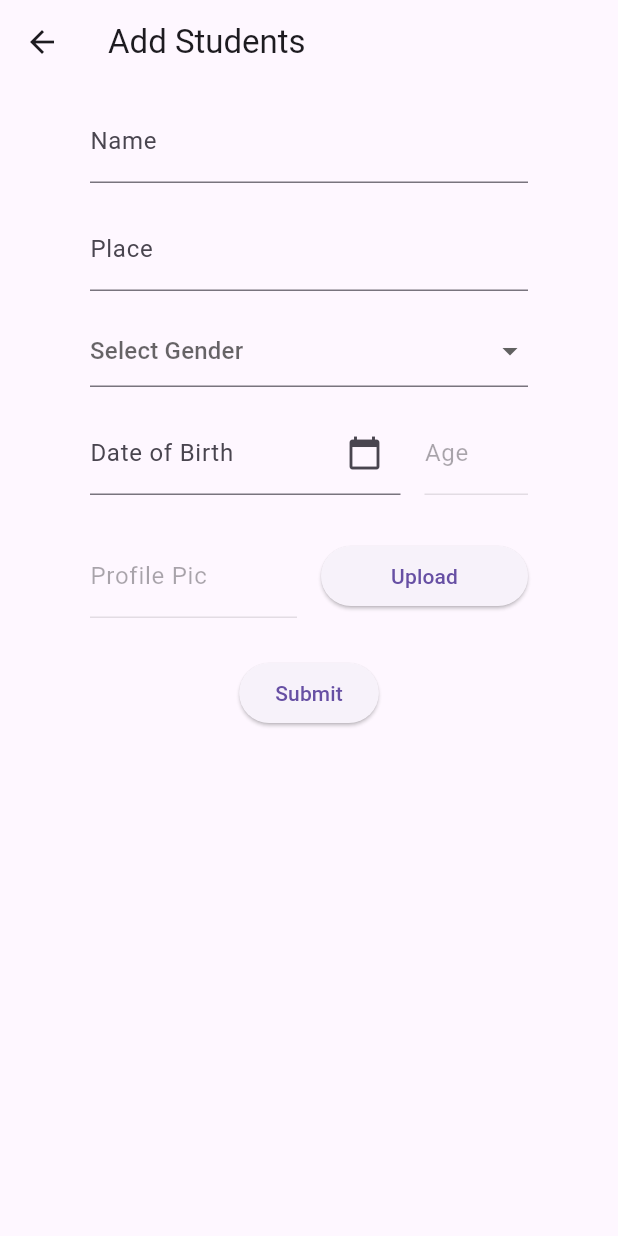
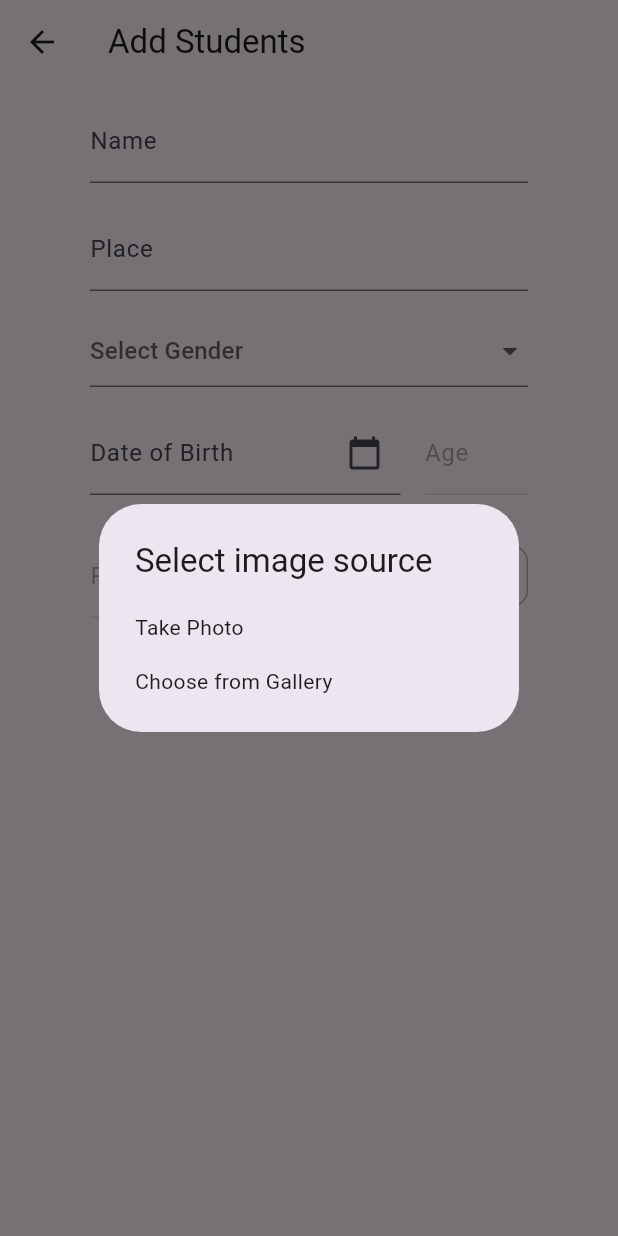
Before and after one commit to ajujacob88/flutter-sample-student-record-using-sqflite, a Flutter app: the AddStudentsScreen screen opened directly, after a tap on "Upload", on a phone screen of 412 x 824 dp. Run offline on Flutter 3.47's test engine with Material 3 defaults, Android fonts, the phone set to English and light mode, and no system bars; our stand-ins replace image_picker.

Commit message:
image upload from camera or gallery completed

```diff
--- a/lib/screens/add_students_screen.dart
+++ b/lib/screens/add_students_screen.dart
@@ -61,11 +61,48 @@ class _AddStudentsScreenState extends State<AddStudentsScreen> {
     }
   }
 
-  Future<void> _uploadImage() async {
-    print('ckeck2');
+  // Future<void> _uploadImage() async {
+
+  //   final picker = ImagePicker();
+  //   final pickedFile = await picker.pickImage(source: ImageSource.gallery);
+
+  //   if (pickedFile != null) {
+  //     setState(() {
+  //       imageController.text = pickedFile.path;
+  //     });
+  //   }
+  // }
+
+  void _showImageSourceDialog() {
+    showDialog(
+      context: context,
+      builder: (BuildContext context) {
+        return SimpleDialog(
+          title: const Text('Select image source'),
+          children: <Widget>[
+            SimpleDialogOption(
+              onPressed: () {
+                Navigator.pop(context);
+                _getImage(ImageSource.camera);
+              },
+              child: const Text('Take Photo'),
+            ),
+            SimpleDialogOption(
+              onPressed: () {
+                Navigator.pop(context);
+                _getImage(ImageSource.gallery);
+              },
+              child: const Text('Choose from Gallery'),
+            ),
+          ],
+        );
+      },
+    );
+  }
+
+  Future<void> _getImage(ImageSource source) async {
     final picker = ImagePicker();
-    final pickedFile = await picker.pickImage(source: ImageSource.gallery);
-    print('pciked image file is $pickedFile');
+    final pickedFile = await picker.pickImage(source: source);
 
     if (pickedFile != null) {
       setState(() {
@@ -172,12 +209,32 @@ class _AddStudentsScreenState extends State<AddStudentsScreen> {
                   ),
                 ),
                 const SizedBox(width: 16),
+
                 Expanded(
-                  child: ElevatedButton(
-                    onPressed: _uploadImage,
+                  child: OutlinedButton(
+                    onPressed: _showImageSourceDialog,
+                    style: ButtonStyle(
+                      shape: MaterialStateProperty.all<RoundedRectangleBorder>(
+                        RoundedRectangleBorder(
+                          borderRadius: BorderRadius.circular(
+                              10.0), // Set the border radius here
+                        ),
+                      ),
+                      side: const MaterialStatePropertyAll(
+                        BorderSide(color: Color.fromARGB(255, 180, 177, 177)),
+                      ),
+                      foregroundColor: MaterialStateProperty.all<Color>(
+                          Color.fromARGB(255, 125, 124, 124)),
+                    ),
                     child: const Text('Upload'),
                   ),
                 ),
+                // Expanded(
+                //   child: ElevatedButton(
+                //     onPressed: _uploadImage,
+                //     child: const Text('Upload'),
+                //   ),
+                // ),
               ],
             ),
             const SizedBox(
```
Also changed, not shown: 1 other file.
